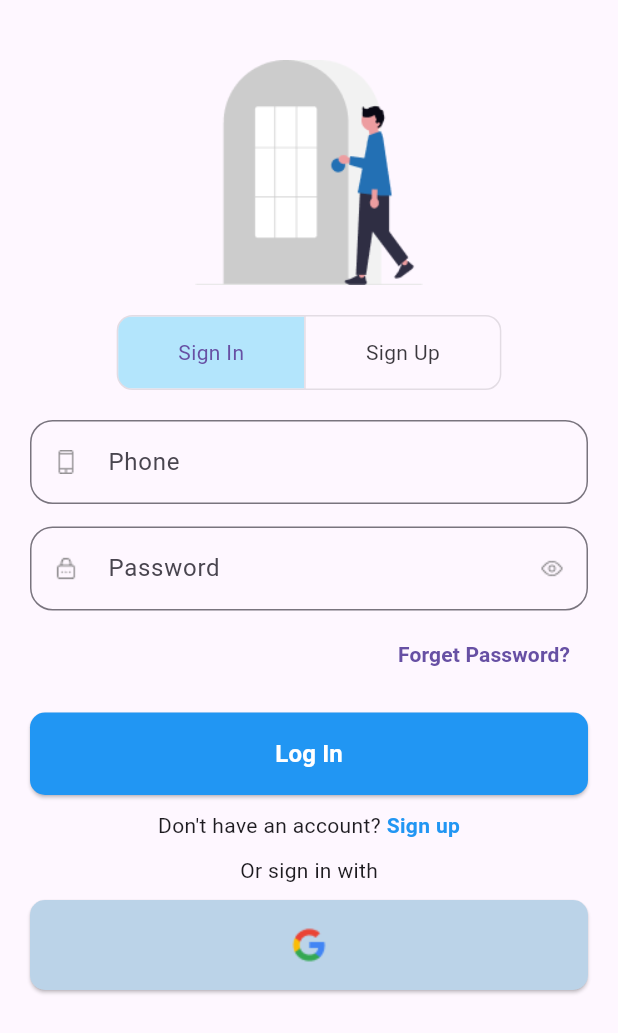
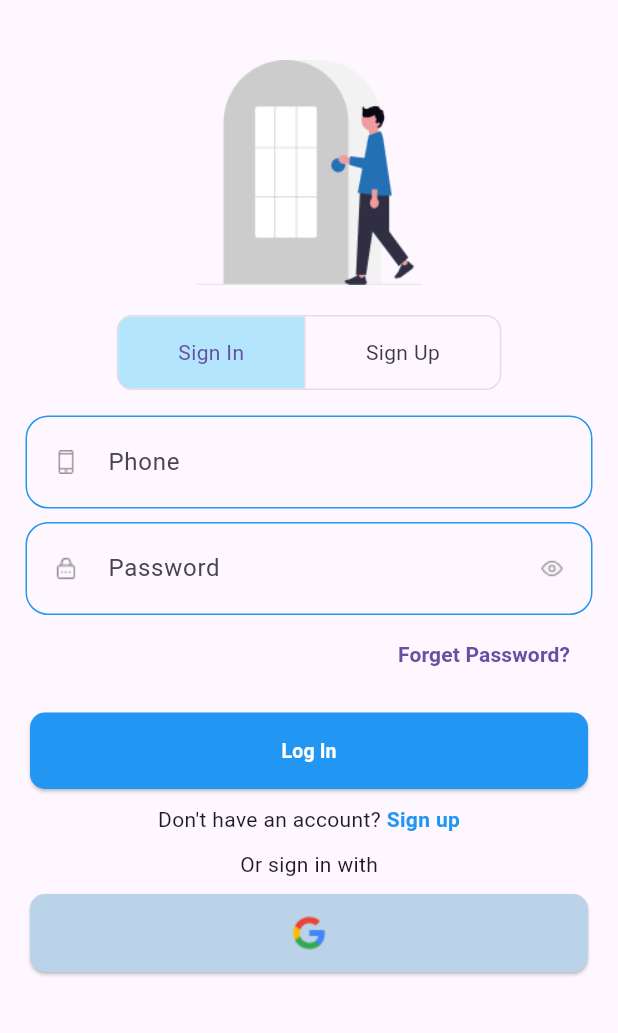
Before and after one commit to takiul-sumon/Sanchoy, a Flutter app: the screen it shows after launch, on a phone screen of 412 x 824 dp. Shown: the top 1033 px of the screen. Run offline on Flutter 3.47's test engine with Material 3 defaults, Android fonts, the phone set to English and light mode, and no system bars; project files that could hold a hidden picture were left out.

Commit message:
Login Page Done

```diff
--- a/lib/app.dart
+++ b/lib/app.dart
@@ -6,6 +6,29 @@ class Sanchoy extends StatelessWidget {
 
   @override
   Widget build(BuildContext context) {
-    return MaterialApp(home: splash_Screan());
+    return MaterialApp(
+      theme: ThemeData(
+        inputDecorationTheme: InputDecorationTheme(
+          enabledBorder: OutlineInputBorder(
+            borderSide: BorderSide(color: Colors.blue, strokeAlign: 5),
+            borderRadius: BorderRadius.circular(12),
+          ),
+          focusedBorder: OutlineInputBorder(
+            borderSide: BorderSide(color: Colors.green, width: 2),
+            borderRadius: BorderRadius.circular(12),
+          ),
+        ),
+        elevatedButtonTheme: ElevatedButtonThemeData(
+          style: ElevatedButton.styleFrom(
+            shape: RoundedRectangleBorder(
+              borderRadius: BorderRadius.circular(10),
+            ),
+            padding: const EdgeInsets.symmetric(vertical: 16),
+            backgroundColor: Colors.blue,
+          ),
+        ),
+      ),
+      home: splash_Screan(),
+    );
   }
 }
--- a/lib/ui/screans/Login_screan.dart
+++ b/lib/ui/screans/Login_screan.dart
@@ -1,40 +1,4 @@
 import 'package:flutter/material.dart';
-
-// class LoginScrean extends StatelessWidget {
-//   const LoginScrean({super.key});
-
-//   @override
-//   Widget build(BuildContext context) {
-//     return Scaffold(
-//       body: Stack(children: [
-
-//       ], ),
-//     );
-//   }
-// }import 'package:flutter/material.dart';
-
-// class LoginScreen extends StatelessWidget {
-//   const LoginScreen({super.key});
-
-//   @override
-//   Widget build(BuildContext context) {
-//     return Scaffold(
-//       body: SafeArea(
-//         child: SingleChildScrollView(
-//           padding: const EdgeInsets.all(20),
-//           child: Column(
-//             crossAxisAlignment: CrossAxisAlignment.stretch,
-//             children: [SizedBox(height: 30),
-//             Row(children: [
-//               SizedBox(width: ,)
-//             ],)
-//             ],
-//           ),
-//         ),
-//       ),
-//     );
-//   }
-// }
 
 class LoginScreen extends StatelessWidget {
   const LoginScreen({super.key});
@@ -75,28 +39,24 @@ class LoginScreen extends StatelessWidget {
                 ],
               ),
               const SizedBox(height: 20),
+
               TextField(
                 decoration: InputDecoration(
-                  labelText: 'Phone',
-                  border: OutlineInputBorder(
-                    borderRadius: BorderRadius.circular(15),
-                  ),
+                  hintText: 'Phone',
                   prefixIcon: Image.asset('assets/icons/Iphone.png'),
                 ),
               ),
+
               const SizedBox(height: 15),
-              TextField(
+              TextFormField(
                 obscureText: true,
                 decoration: InputDecoration(
-                  labelText: 'Password',
-                  border: OutlineInputBorder(
-                    borderRadius: BorderRadius.circular(15),
-                  ),
-                  prefixIcon: Image.asset('assets/icons/lock.png'),
                   suffixIcon: IconButton(
                     icon: Image.asset('assets/icons/view.png'),
                     onPressed: () {},
                   ),
+                  hintText: 'Password',
+                  prefixIcon: Image.asset('assets/icons/lock.png'),
                 ),
               ),
               const SizedBox(height: 5),
@@ -119,17 +79,10 @@ class LoginScreen extends StatelessWidget {
                 child: Text(
                   'Log In',
                   style: TextStyle(
-                    fontSize: 16,
+                    fontSize: 13,
                     fontWeight: FontWeight.bold,
                     color: Colors.white,
                   ),
-                ),
-                style: ElevatedButton.styleFrom(
-                  shape: RoundedRectangleBorder(
-                    borderRadius: BorderRadius.circular(10),
-                  ),
-                  padding: const EdgeInsets.symmetric(vertical: 16),
-                  backgroundColor: Colors.blue,
                 ),
               ),
               const SizedBox(height: 10),
@@ -162,7 +115,7 @@ class LoginScreen extends StatelessWidget {
                   ),
                   backgroundColor: Color(0xFFBBD3E8),
                   foregroundColor: Colors.black,
-                  padding: const EdgeInsets.symmetric(vertical: 14),
+                  padding: const EdgeInsets.symmetric(vertical: 10),
                 ),
               ),
             ],
--- a/lib/ui/screans/splash_screan.dart
+++ b/lib/ui/screans/splash_screan.dart
@@ -27,7 +27,7 @@ class _splash_ScreanState extends State<splash_Screan> {
   Widget build(BuildContext context) {
     return Scaffold(
       body: Container(
-        child: Image.asset('assets/images/splash_screan.png', fit: BoxFit.fill),
+        child: Image.asset('assets/images/splash_screan.png', fit: BoxFit.contain),
       ),
     );
   }
```
